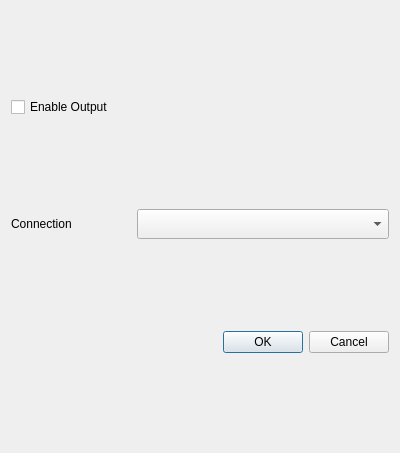
Above: src/UI/output-dialog.ui from OPENSPHERE-Inc/src-link before the change. Below: the same form after it.
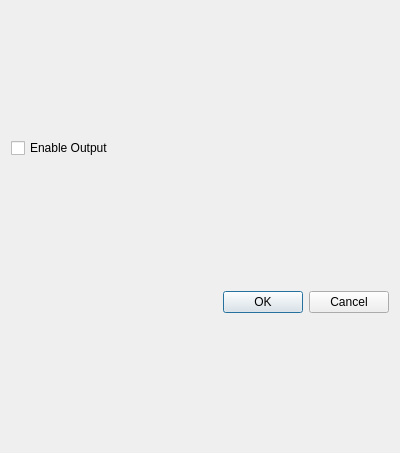
That is the form after the change.

Commit message: Working around linked output.

What changed in the file:
```diff
--- a/src/UI/output-dialog.ui
+++ b/src/UI/output-dialog.ui
@@ -22,49 +22,7 @@
     </widget>
    </item>
    <item>
-    <layout class="QHBoxLayout" name="souceLayout" stretch="0,0">
-     <property name="sizeConstraint">
-      <enum>QLayout::SizeConstraint::SetDefaultConstraint</enum>
-     </property>
-     <item>
-      <widget class="QLabel" name="sourceLabel">
-       <property name="sizePolicy">
-        <sizepolicy hsizetype="Fixed" vsizetype="Fixed">
-         <horstretch>0</horstretch>
-         <verstretch>0</verstretch>
-        </sizepolicy>
-       </property>
-       <property name="minimumSize">
-        <size>
-         <width>120</width>
-         <height>0</height>
-        </size>
-       </property>
-       <property name="text">
-        <string>Connection</string>
-       </property>
-      </widget>
-     </item>
-     <item>
-      <widget class="QComboBox" name="sourceComboBox">
-       <property name="sizePolicy">
-        <sizepolicy hsizetype="Expanding" vsizetype="Fixed">
-         <horstretch>0</horstretch>
-         <verstretch>0</verstretch>
-        </sizepolicy>
-       </property>
-       <property name="minimumSize">
-        <size>
-         <width>0</width>
-         <height>30</height>
-        </size>
-       </property>
-      </widget>
-     </item>
-    </layout>
-   </item>
-   <item>
-    <layout class="QVBoxLayout" name="propertiesLayout" stretch=""/>
+    <layout class="QVBoxLayout" name="propertiesLayout"/>
    </item>
    <item>
     <widget class="QDialogButtonBox" name="buttonBox">
```
The commit also changes 9 other files.
